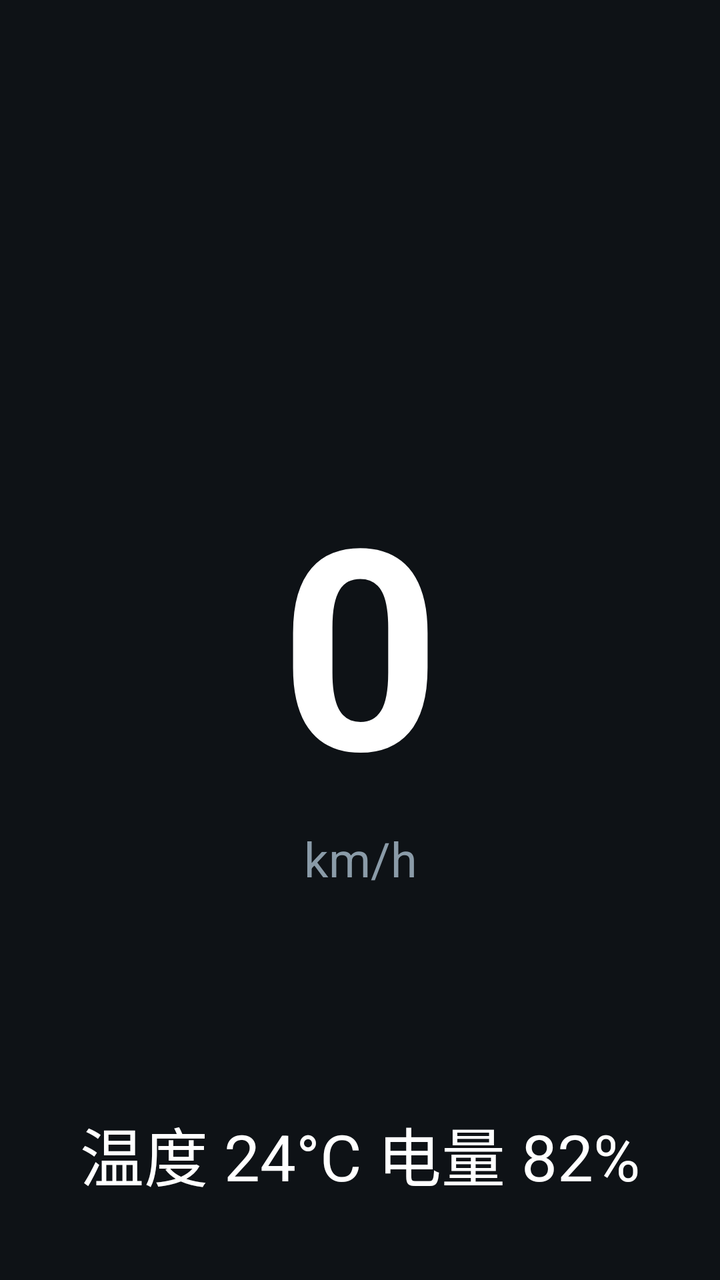
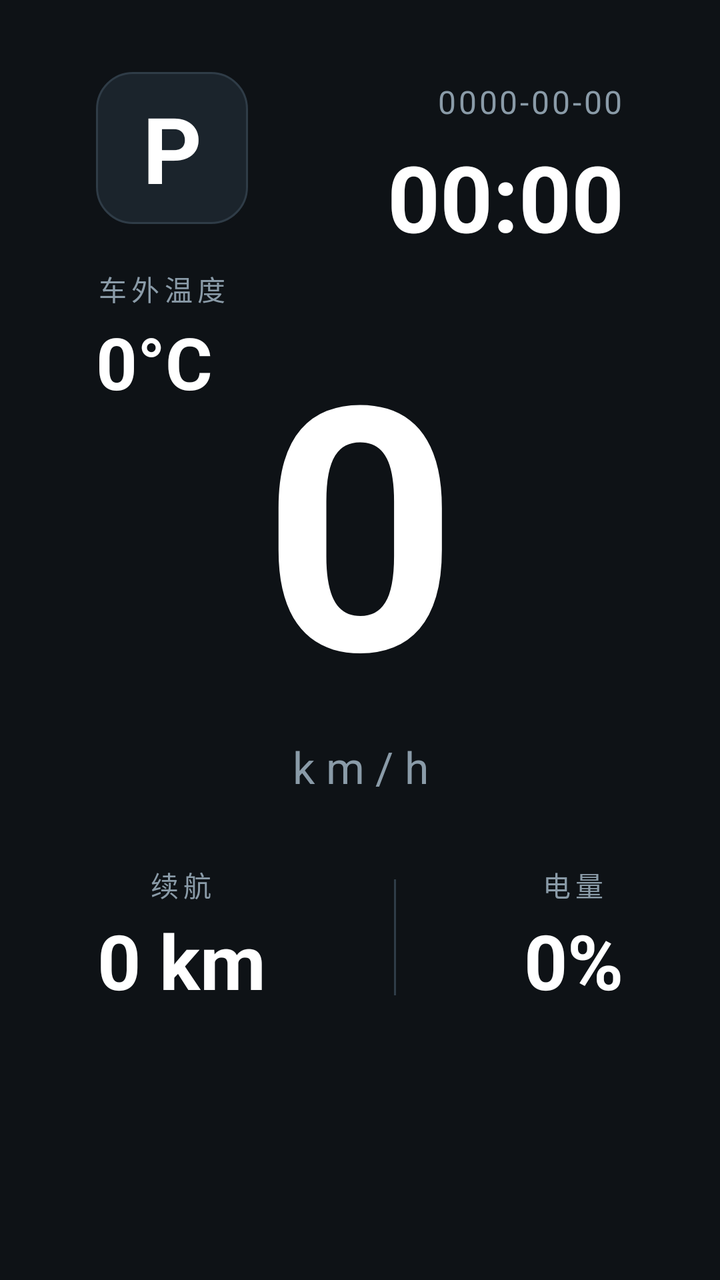

An Android layout rendered at two revisions. The XML below is the earlier revision; the diff shows what the commit changed to produce the second picture.
<!-- AndroidManifest.xml: application theme Theme.CarJiProject -->
<!-- res/layout/activity_xian_shi.xml -->
<?xml version="1.0" encoding="utf-8"?>
<androidx.constraintlayout.widget.ConstraintLayout
    xmlns:android="http://schemas.android.com/apk/res/android"
    xmlns:app="http://schemas.android.com/apk/res-auto"
    xmlns:tools="http://schemas.android.com/tools"
    android:id="@+id/main"
    android:layout_width="match_parent"
    android:layout_height="match_parent"
    android:background="#0E1216"
    tools:context=".XianShiAct">

    
    <TextView
        android:id="@+id/tvSpeed"
        android:layout_width="wrap_content"
        android:layout_height="wrap_content"
        android:text="0"
        android:textColor="#FFFFFF"
        android:textSize="140sp"
        android:textStyle="bold"
        app:layout_constraintTop_toTopOf="parent"
        app:layout_constraintBottom_toBottomOf="parent"
        app:layout_constraintStart_toStartOf="parent"
        app:layout_constraintEnd_toEndOf="parent" />

    <TextView
        android:id="@+id/tvSpeedUnit"
        android:layout_width="wrap_content"
        android:layout_height="wrap_content"
        android:text="km/h"
        android:textColor="#8A9BA8"
        android:textSize="24sp"
        app:layout_constraintTop_toBottomOf="@id/tvSpeed"
        app:layout_constraintStart_toStartOf="@id/tvSpeed"
        app:layout_constraintEnd_toEndOf="@id/tvSpeed" />

    
    <TextView
        android:id="@+id/tvTemp"
        android:layout_width="wrap_content"
        android:layout_height="wrap_content"
        android:layout_margin="40dp"
        android:text="温度 24°C"
        android:textColor="#FFFFFF"
        android:textSize="32sp"
        app:layout_constraintBottom_toBottomOf="parent"
        app:layout_constraintStart_toStartOf="parent" />

    
    <TextView
        android:id="@+id/tvBattery"
        android:layout_width="wrap_content"
        android:layout_height="wrap_content"
        android:layout_margin="40dp"
        android:text="电量 82%"
        android:textColor="#FFFFFF"
        android:textSize="32sp"
        app:layout_constraintBottom_toBottomOf="parent"
        app:layout_constraintEnd_toEndOf="parent" />

</androidx.constraintlayout.widget.ConstraintLayout>
<!-- resources referenced by this layout -->
<resources>
  <style name="Theme.CarJiProject" parent="Theme.MaterialComponents.DayNight.DarkActionBar">
          
          <item name="colorPrimary">@color/purple_500</item>
          <item name="colorPrimaryVariant">@color/purple_700</item>
          <item name="colorOnPrimary">@color/white</item>
          
          <item name="colorSecondary">@color/teal_200</item>
          <item name="colorSecondaryVariant">@color/teal_700</item>
          <item name="colorOnSecondary">@color/black</item>
          
          <item name="android:statusBarColor">?attr/colorPrimaryVariant</item>
          
      </style>
  <color name="purple_500">#FF6200EE</color>
  <color name="purple_700">#FF3700B3</color>
  <color name="white">#FFFFFFFF</color>
  <color name="teal_200">#FF03DAC5</color>
  <color name="teal_700">#FF018786</color>
  <color name="black">#FF000000</color>
</resources>

<!-- the commit's change to res/layout/activity_xian_shi.xml (unified diff, before → after) -->
@@ -10,52 +10,186 @@
     tools:context=".XianShiAct">
 
     
+
+    <TextView
+        android:id="@+id/tvGear"
+        android:layout_width="wrap_content"
+        android:layout_height="wrap_content"
+        android:layout_marginStart="48dp"
+        android:layout_marginTop="36dp"
+        android:background="@drawable/bg_gear_badge"
+        android:gravity="center"
+        android:minWidth="76dp"
+        android:minHeight="76dp"
+        android:paddingHorizontal="22dp"
+        android:text="P"
+        android:textColor="#FFFFFF"
+        android:textSize="46sp"
+        android:textStyle="bold"
+        app:layout_constraintStart_toStartOf="parent"
+        app:layout_constraintTop_toTopOf="parent" />
+
+    
+
+    <TextView
+        android:id="@+id/tvTempLabel"
+        android:layout_width="wrap_content"
+        android:layout_height="wrap_content"
+        android:layout_marginStart="48dp"
+        android:layout_marginTop="22dp"
+        android:letterSpacing="0.18"
+        android:text="车外温度"
+        android:textColor="#8A9BA8"
+        android:textSize="14sp"
+        app:layout_constraintStart_toStartOf="parent"
+        app:layout_constraintTop_toBottomOf="@id/tvGear" />
+
+    <TextView
+        android:id="@+id/tvTemp"
+        android:layout_width="wrap_content"
+        android:layout_height="wrap_content"
+        android:layout_marginStart="48dp"
+        android:layout_marginTop="2dp"
+        android:text="0°C"
+        android:textColor="#FFFFFF"
+        android:textSize="36sp"
+        android:textStyle="bold"
+        app:layout_constraintStart_toStartOf="parent"
+        app:layout_constraintTop_toBottomOf="@id/tvTempLabel" />
+
+    
+
+    <TextView
+        android:id="@+id/tvDate"
+        android:layout_width="wrap_content"
+        android:layout_height="wrap_content"
+        android:layout_marginTop="40dp"
+        android:layout_marginEnd="48dp"
+        android:letterSpacing="0.08"
+        android:text="0000-00-00"
+        android:textColor="#8A9BA8"
+        android:textSize="16sp"
+        app:layout_constraintEnd_toEndOf="parent"
+        app:layout_constraintTop_toTopOf="parent" />
+
+    <TextView
+        android:id="@+id/tvTime"
+        android:layout_width="wrap_content"
+        android:layout_height="wrap_content"
+        android:layout_marginTop="6dp"
+        android:layout_marginEnd="48dp"
+        android:text="00:00"
+        android:textColor="#FFFFFF"
+        android:textSize="46sp"
+        android:textStyle="bold"
+        app:layout_constraintEnd_toEndOf="parent"
+        app:layout_constraintTop_toBottomOf="@id/tvDate" />
+
+    
+    
+
     <TextView
         android:id="@+id/tvSpeed"
         android:layout_width="wrap_content"
         android:layout_height="wrap_content"
+        android:includeFontPadding="false"
         android:text="0"
         android:textColor="#FFFFFF"
-        android:textSize="140sp"
+        android:textSize="170sp"
         android:textStyle="bold"
+        app:layout_constraintBottom_toBottomOf="parent"
+        app:layout_constraintEnd_toEndOf="parent"
+        app:layout_constraintStart_toStartOf="parent"
         app:layout_constraintTop_toTopOf="parent"
-        app:layout_constraintBottom_toBottomOf="parent"
-        app:layout_constraintStart_toStartOf="parent"
-        app:layout_constraintEnd_toEndOf="parent" />
+        app:layout_constraintVertical_bias="0.38" />
 
     <TextView
         android:id="@+id/tvSpeedUnit"
         android:layout_width="wrap_content"
         android:layout_height="wrap_content"
+        android:layout_marginTop="2dp"
+        android:letterSpacing="0.25"
         android:text="km/h"
         android:textColor="#8A9BA8"
-        android:textSize="24sp"
-        app:layout_constraintTop_toBottomOf="@id/tvSpeed"
+        android:textSize="22sp"
+        app:layout_constraintEnd_toEndOf="@id/tvSpeed"
         app:layout_constraintStart_toStartOf="@id/tvSpeed"
-        app:layout_constraintEnd_toEndOf="@id/tvSpeed" />
+        app:layout_constraintTop_toBottomOf="@id/tvSpeed" />
 
     
-    <TextView
-        android:id="@+id/tvTemp"
+    
+
+    <LinearLayout
+        android:id="@+id/statusRow"
         android:layout_width="wrap_content"
         android:layout_height="wrap_content"
-        android:layout_margin="40dp"
-        android:text="温度 24°C"
-        android:textColor="#FFFFFF"
-        android:textSize="32sp"
-        app:layout_constraintBottom_toBottomOf="parent"
-        app:layout_constraintStart_toStartOf="parent" />
+        android:layout_marginTop="34dp"
+        android:gravity="center"
+        android:orientation="horizontal"
+        app:layout_constraintEnd_toEndOf="parent"
+        app:layout_constraintStart_toStartOf="parent"
+        app:layout_constraintTop_toBottomOf="@id/tvSpeedUnit">
 
-    
-    <TextView
-        android:id="@+id/tvBattery"
-        android:layout_width="wrap_content"
-        android:layout_height="wrap_content"
-        android:layout_margin="40dp"
-        android:text="电量 82%"
-        android:textColor="#FFFFFF"
-        android:textSize="32sp"
-        app:layout_constraintBottom_toBottomOf="parent"
-        app:layout_constraintEnd_toEndOf="parent" />
+        
+        <LinearLayout
+            android:layout_width="wrap_content"
+            android:layout_height="wrap_content"
+            android:gravity="center_horizontal"
+            android:orientation="vertical">
+
+            <TextView
+                android:id="@+id/tvRangeLabel"
+                android:layout_width="wrap_content"
+                android:layout_height="wrap_content"
+                android:letterSpacing="0.18"
+                android:text="续航"
+                android:textColor="#8A9BA8"
+                android:textSize="14sp" />
+
+            <TextView
+                android:id="@+id/tvRangeValue"
+                android:layout_width="wrap_content"
+                android:layout_height="wrap_content"
+                android:layout_marginTop="2dp"
+                android:text="0 km"
+                android:textColor="#FFFFFF"
+                android:textSize="38sp"
+                android:textStyle="bold" />
+        </LinearLayout>
+
+        
+        <View
+            android:layout_width="1dp"
+            android:layout_height="58dp"
+            android:layout_marginHorizontal="64dp"
+            android:background="#2F3C47" />
+
+        
+        <LinearLayout
+            android:layout_width="wrap_content"
+            android:layout_height="wrap_content"
+            android:gravity="center_horizontal"
+            android:orientation="vertical">
+
+            <TextView
+                android:id="@+id/tvBatteryLabel"
+                android:layout_width="wrap_content"
+                android:layout_height="wrap_content"
+                android:letterSpacing="0.18"
+                android:text="电量"
+                android:textColor="#8A9BA8"
+                android:textSize="14sp" />
+
+            <TextView
+                android:id="@+id/tvBatteryValue"
+                android:layout_width="wrap_content"
+                android:layout_height="wrap_content"
+                android:layout_marginTop="2dp"
+                android:text="0%"
+                android:textColor="#FFFFFF"
+                android:textSize="38sp"
+                android:textStyle="bold" />
+        </LinearLayout>
+    </LinearLayout>
 
 </androidx.constraintlayout.widget.ConstraintLayout>
<!-- resource entries referenced after the edit -->
@@ -1,6 +1,18 @@
 <!-- resources referenced by this layout -->
 <resources>
-  <style name="Theme.CarJiProject" parent="Theme.MaterialComponents.DayNight.DarkActionBar">
+  <!-- drawable bg_gear_badge (drawable) -->
+  <?xml version="1.0" encoding="utf-8"?>
+  <shape xmlns:android="http://schemas.android.com/apk/res/android"
+      android:shape="rectangle">
+  
+      <corners android:radius="18dp" />
+      <solid android:color="#1B242C" />
+      <stroke
+          android:width="1dp"
+          android:color="#2F3C47" />
+  
+  </shape>
+  <style name="Theme.CarJiProject" parent="Theme.MaterialComponents.DayNight.NoActionBar">
           
           <item name="colorPrimary">@color/purple_500</item>
           <item name="colorPrimaryVariant">@color/purple_700</item>
